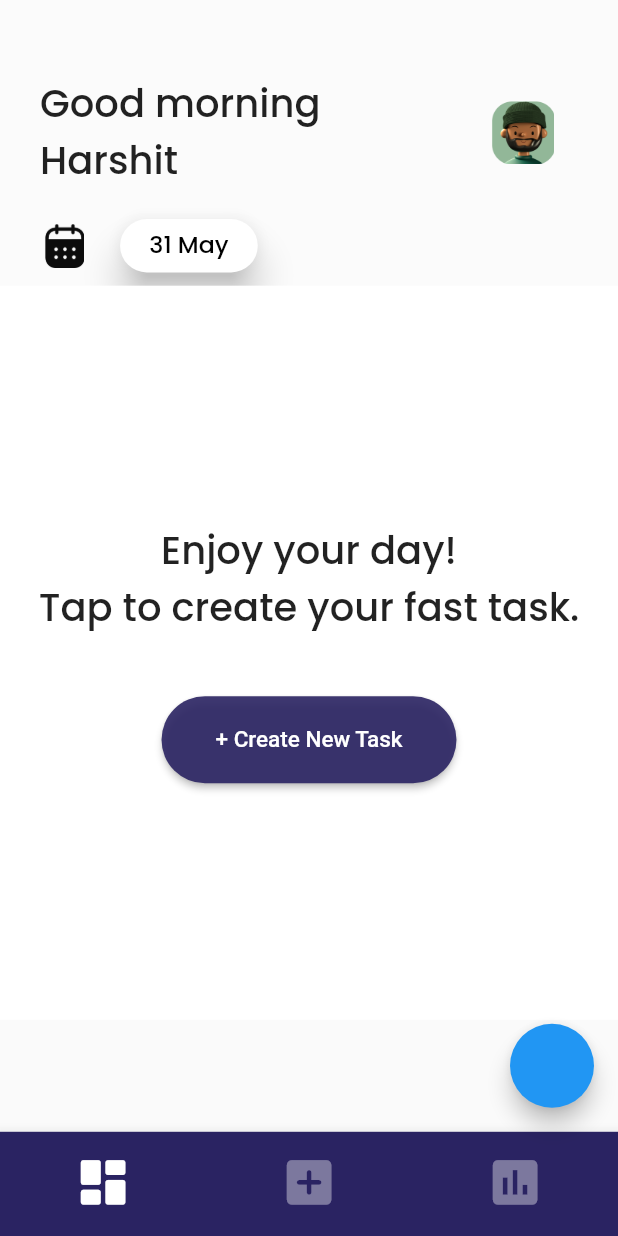
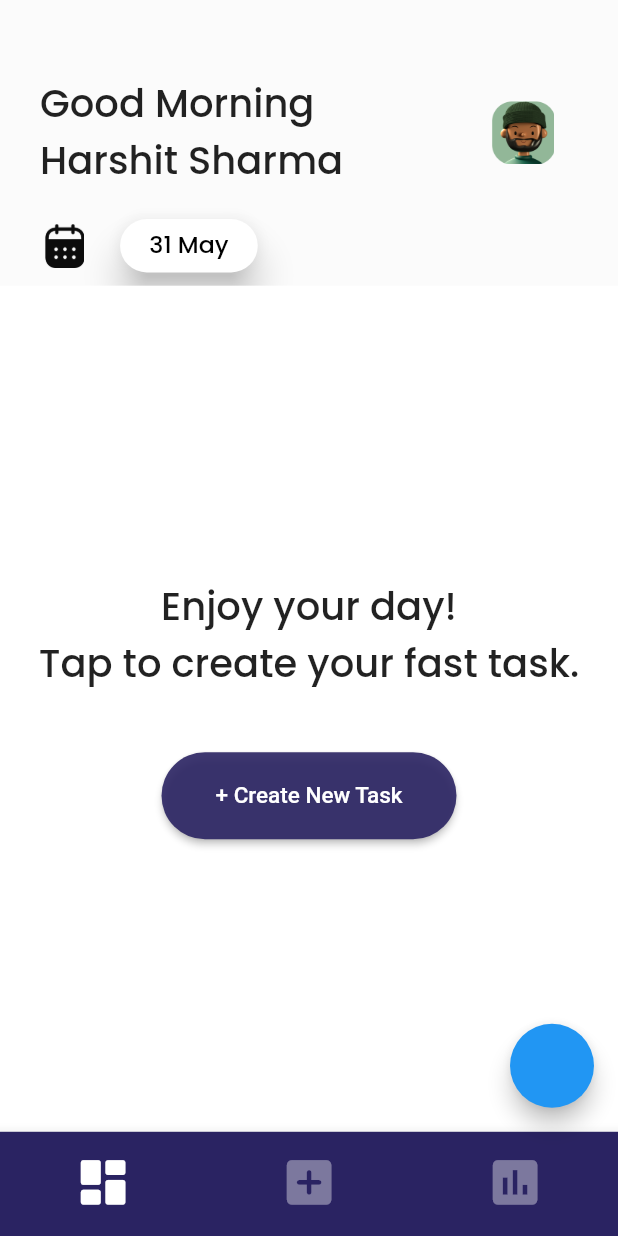
Before and after one commit to krishnatrea/Todo-app-flutter, a Flutter app: the screen it shows after launch, on a phone screen of 412 x 824 dp. Run offline on Flutter 3.47's test engine with Material 2 defaults, Android fonts, the phone set to English and light mode, and no system bars; our stand-ins replace auto_size_text, bloc, date_format, equatable, flutter_bloc, flutter_screenutil and 2 more; missing offline and left inert: dart_date; accounts and stored records are empty.

Commit message:
Update landingpage.dart

```diff
--- a/lib/screen/landingpage.dart
+++ b/lib/screen/landingpage.dart
@@ -21,28 +21,33 @@ class LandingPage extends StatefulWidget {
 class _LandingPageState extends State<LandingPage> {
   @override
   Widget build(BuildContext context) {
+    DateTime date;
     return Column(
       children: [
         customAppbar(),
-            SizedBox(
+        Expanded(
+          child: SizedBox(
             height: 496.h,
             child: Container(
               color: Colors.white,
               child: BlocBuilder<TodoBloc, TodoState>(
                   buildWhen: (previous, current) => true,
                   builder: (context, state) {
-                    if(state is TodoInitialState){
-                      return const  Center(child: CircularProgressIndicator());
-                    }else if(state is TodoListState ){
-                    List<Tododata>  todolist = [] ;
-                    todolist = state.todolist..sort((a,b) => a.createdAt.compareTo(b.createdAt));
-                    return todolist.isNotEmpty ? ListView(
-                     children:   getList(todolist),
-
-                    ) : const NewPage();
+                    if (state is TodoInitialState) {
+                      return const Center(child: CircularProgressIndicator());
+                    } else if (state is TodoListState) {
+                      List<Tododata> todolist = [];
+                      todolist = state.todolist
+                        ..sort((a, b) => a.createdAt.compareTo(b.createdAt));
+                      List<Widget> listtiles = getList(todolist);
+                      return listtiles.isNotEmpty
+                          ? ListView(
+                              children: listtiles,
+                            )
+                          : const NewPage();
                     }
                     return Container();
-                }
+                  }),
             ),
           ),
         ),
@@ -50,10 +55,22 @@ class _LandingPageState extends State<LandingPage> {
     );
   }
 
-  List<Widget> getList(List<Tododata> todolist){
+  String greeting() {
+    var hour = DateTime.now().hour;
+    if (hour < 12) {
+      return 'Good Morning';
+    } else if (hour < 17) {
+      return 'Good Afternoon';
+    }
+    return 'Good Evening';
+  }
+
+  List<Widget> getList(List<Tododata> todolist) {
     List<Widget> widgetlist = [];
-    for (int i = 0; i < todolist.length ; i++) {
+    for (int i = 0; i < todolist.length; i++) {
+      if (DateTime.now().day == todolist[i].createdAt.day) {
         widgetlist.add(TodoListTile(tododata: todolist[i]));
+      }
     }
     return widgetlist;
   }
@@ -71,8 +88,7 @@ class _LandingPageState extends State<LandingPage> {
                 children: [
                   SizedBox(
                     width: 190.w,
-                    child: Text('Good morning Harshit',
-                        style: longtext, maxLines: 2),
+                    child: Text(greeting()+"\nHarshit Sharma", style: longtext, maxLines: 2),
                   ),
                   SizedBox(
                     width: 90.w,
```
Lines whose indentation alone changed are shown as unchanged.
